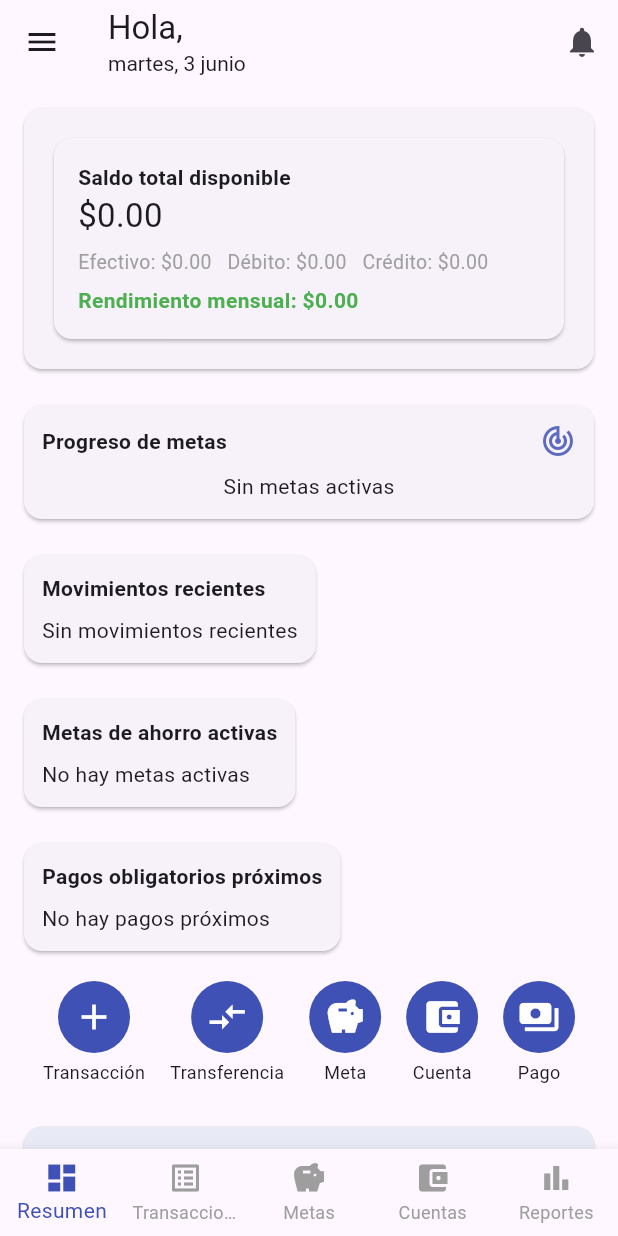
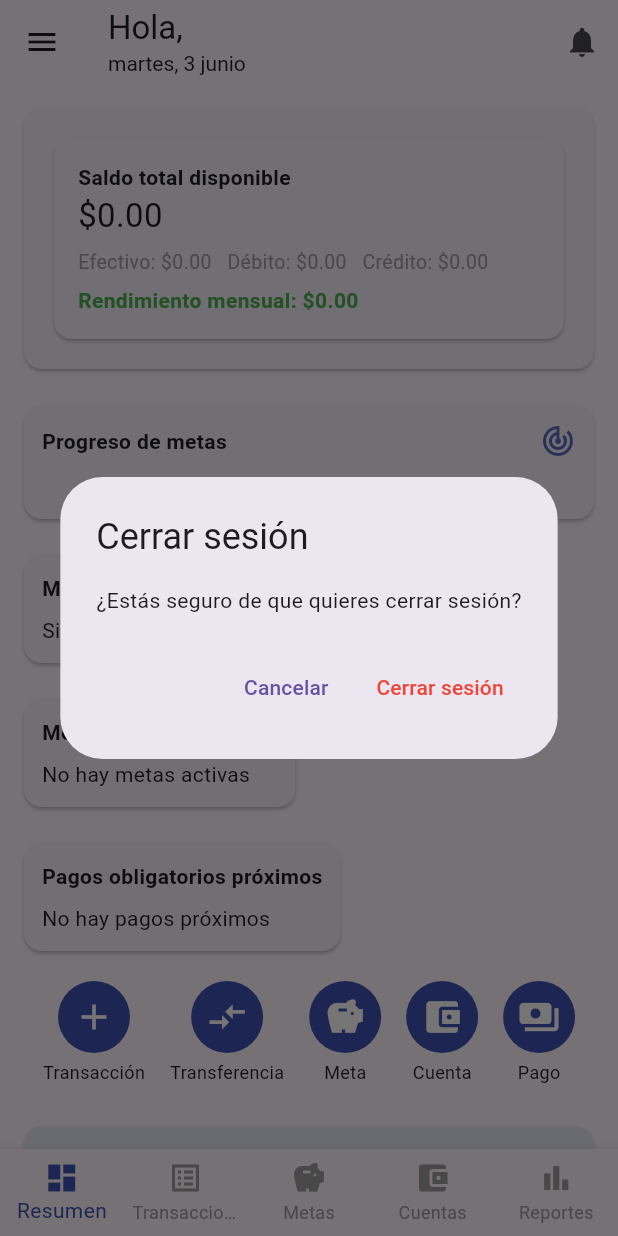
Before and after one commit to jesus2419/financial_app, a Flutter app: the MainScreen screen opened directly with empty values, in the side drawer, after a tap on "Cerrar sesión", on a phone screen of 412 x 824 dp. Run offline on Flutter 3.47's test engine with Material 3 defaults, Android fonts, the phone set to English and light mode, and no system bars; our stand-ins replace fl_chart, shared_preferences, sqflite; accounts and stored records are empty.

Commit message:
inicio y cierre de sesion en la app

```diff
--- a/financial_app/lib/components/main_drawer.dart
+++ b/financial_app/lib/components/main_drawer.dart
@@ -1,4 +1,6 @@
 import 'package:flutter/material.dart';
+import 'package:shared_preferences/shared_preferences.dart';
+import '../main.dart';
 
 class MainDrawer extends StatelessWidget {
   final String userName;
@@ -13,6 +15,19 @@ class MainDrawer extends StatelessWidget {
     required this.selectedIndex,
     required this.onSectionTap,
   });
+
+  Future<void> _logout(BuildContext context) async {
+    // 1. Eliminar los datos de sesión
+    final prefs = await SharedPreferences.getInstance();
+    await prefs.remove('userName');
+
+    // 2. Navegar a MyApp (que manejará la redirección automática)
+    Navigator.pushAndRemoveUntil(
+      context,
+      MaterialPageRoute(builder: (context) => const MyApp()),
+      (Route<dynamic> route) => false,
+    );
+  }
 
   @override
   Widget build(BuildContext context) {
@@ -62,12 +77,19 @@ class MainDrawer extends StatelessWidget {
             context,
             Icons.account_balance_wallet,
             'Mis Cuentas',
-            -1,
+            4,
           ),
           _buildDrawerItem(context, Icons.category, 'Categorías', -1),
           _buildDrawerItem(context, Icons.payment, 'Pagos Obligatorios', -1),
           const Divider(),
-          _buildDrawerItem(context, Icons.exit_to_app, 'Cerrar sesión', -1),
+          ListTile(
+            leading: const Icon(Icons.exit_to_app),
+            title: const Text('Cerrar sesión'),
+            onTap: () {
+              Navigator.pop(context); // Cerrar el drawer
+              _showLogoutConfirmationDialog(context);
+            },
+          ),
         ],
       ),
     );
@@ -88,7 +110,34 @@ class MainDrawer extends StatelessWidget {
         if (index >= 0) {
           onSectionTap(index);
         }
-        // Aquí deberías manejar la navegación para los ítems con index negativo
+      },
+    );
+  }
+
+  void _showLogoutConfirmationDialog(BuildContext context) {
+    showDialog(
+      context: context,
+      builder: (BuildContext context) {
+        return AlertDialog(
+          title: const Text('Cerrar sesión'),
+          content: const Text('¿Estás seguro de que quieres cerrar sesión?'),
+          actions: [
+            TextButton(
+              child: const Text('Cancelar'),
+              onPressed: () => Navigator.of(context).pop(),
+            ),
+            TextButton(
+              child: const Text(
+                'Cerrar sesión',
+                style: TextStyle(color: Colors.red),
+              ),
+              onPressed: () {
+                Navigator.of(context).pop(); // Cerrar el diálogo
+                _logout(context); // Ejecutar el cierre de sesión
+              },
+            ),
+          ],
+        );
       },
     );
   }
--- a/financial_app/pubspec.yaml
+++ b/financial_app/pubspec.yaml
@@ -16,6 +16,8 @@ dependencies:
   cupertino_icons: ^1.0.8
   intl: ^0.18.1  # Agrega esta línea
   fl_chart: ^0.64.0
+  shared_preferences: ^2.2.2
+
 
 
 dev_dependencies:
```
Also changed, not shown: financial_app/lib/main.dart (+32 -8 lines), financial_app/pubspec.lock, 1 other file.
